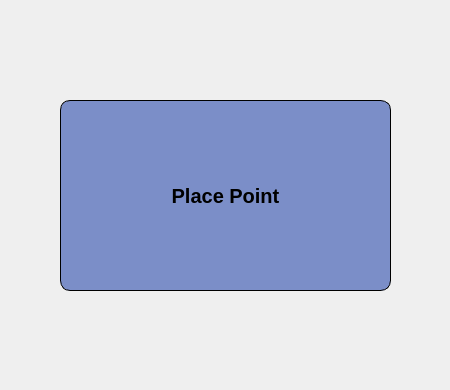
yousefab95/Drone-Project, file MissionPlanner/mission_planner_dialog_base.ui: the form before one commit.
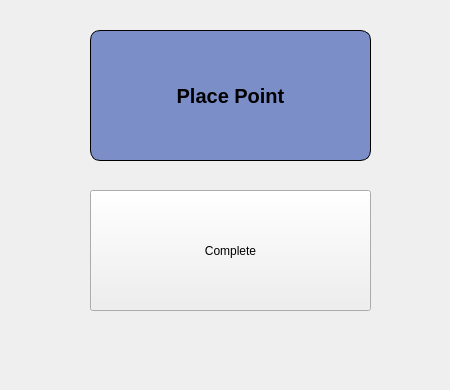
The form after the commit.

Commit message:
Added attributes and number labeling
Each point now has two attributes tracking the order it was placed in as well as a name id. This allows it to work with the points to path plugin. Also added a complete button which will close the click tool. TODO: create path immediately after clicking complete button.

Diff of the .ui file:
```diff
--- a/MissionPlanner/mission_planner_dialog_base.ui
+++ b/MissionPlanner/mission_planner_dialog_base.ui
@@ -22,10 +22,10 @@
    </property>
    <property name="geometry">
     <rect>
-     <x>60</x>
-     <y>100</y>
-     <width>331</width>
-     <height>191</height>
+     <x>90</x>
+     <y>30</y>
+     <width>281</width>
+     <height>131</height>
     </rect>
    </property>
    <property name="font">
@@ -57,6 +57,19 @@
     </size>
    </property>
   </widget>
+  <widget class="QPushButton" name="comBtn">
+   <property name="geometry">
+    <rect>
+     <x>90</x>
+     <y>190</y>
+     <width>281</width>
+     <height>121</height>
+    </rect>
+   </property>
+   <property name="text">
+    <string>Complete</string>
+   </property>
+  </widget>
  </widget>
  <resources/>
  <connections/>
```
The commit also changes 2 other files.
